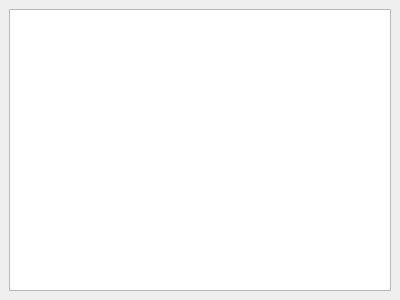
CGAL/cgal, file Polyhedron/demo/Polyhedron/Plugins/Surface_mesh/Parameterization_widget.ui: the form before one commit.
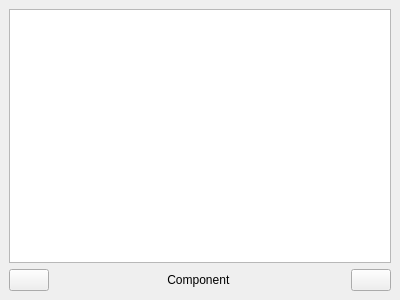
The form after the commit. Icons and pictures are not drawn.

Commit message: Add a connected_components management.

The edit to the form file:
```diff
--- a/Polyhedron/demo/Polyhedron/Plugins/Surface_mesh/Parameterization_widget.ui
+++ b/Polyhedron/demo/Polyhedron/Plugins/Surface_mesh/Parameterization_widget.ui
@@ -40,6 +40,42 @@
       </property>
      </widget>
     </item>
+    <item>
+     <layout class="QHBoxLayout" name="horizontalLayout" stretch="0,1,0">
+      <item>
+       <widget class="QPushButton" name="prevButton">
+        <property name="text">
+         <string/>
+        </property>
+        <property name="icon">
+         <iconset resource="../../Polyhedron_3.qrc">
+          <normaloff>:/cgal/icons/resources/left_arrow.png</normaloff>:/cgal/icons/resources/left_arrow.png</iconset>
+        </property>
+       </widget>
+      </item>
+      <item>
+       <widget class="QLabel" name="component_numberLabel">
+        <property name="text">
+         <string>Component </string>
+        </property>
+        <property name="alignment">
+         <set>Qt::AlignCenter</set>
+        </property>
+       </widget>
+      </item>
+      <item>
+       <widget class="QPushButton" name="nextButton">
+        <property name="text">
+         <string/>
+        </property>
+        <property name="icon">
+         <iconset resource="../../Polyhedron_3.qrc">
+          <normaloff>:/cgal/icons/resources/right_arrow.png</normaloff>:/cgal/icons/resources/right_arrow.png</iconset>
+        </property>
+       </widget>
+      </item>
+     </layout>
+    </item>
    </layout>
   </widget>
  </widget>
```
Left out of the diff: 4 changed lines with no effect on the pictures. The commit also changes 2 other files.
